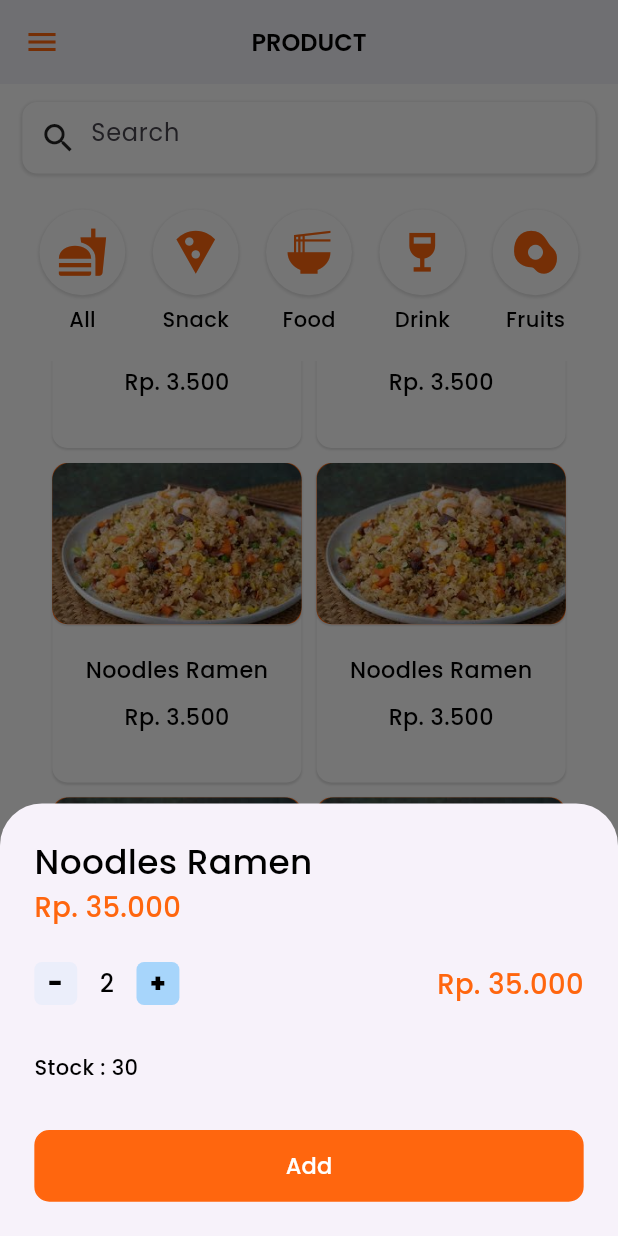
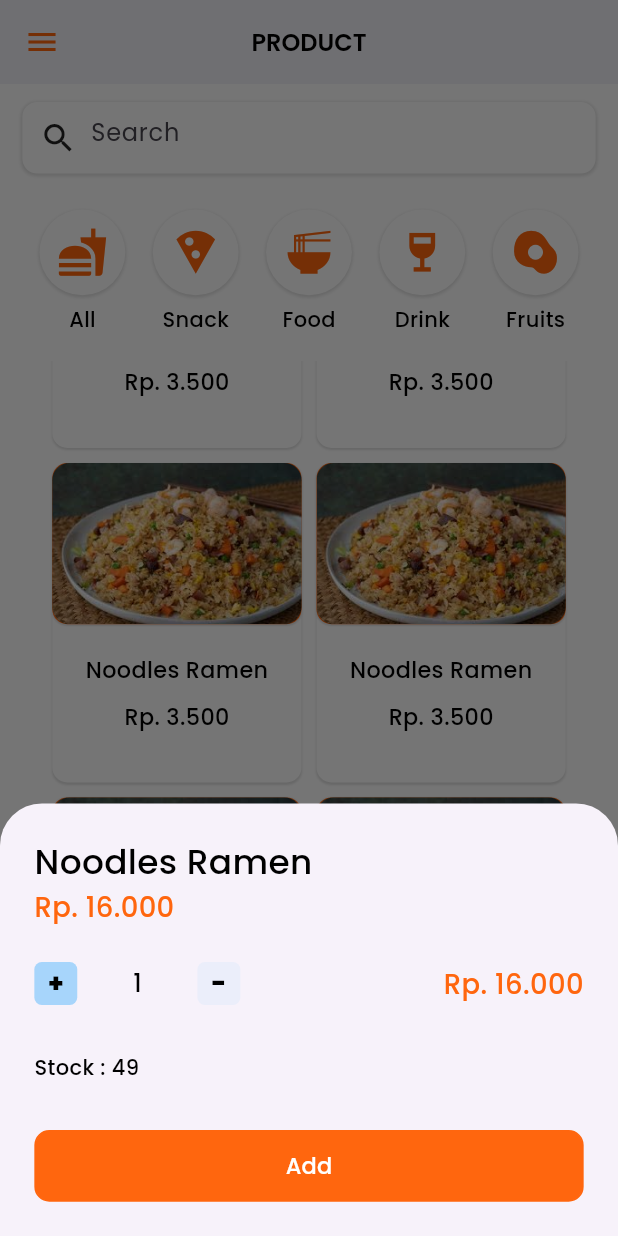
Before and after one commit to fkihai/kasirku, a Flutter app: the ProductPage screen opened by its route, scrolled down 398 dp, after a tap on "Noodles Ramen", on a phone screen of 412 x 824 dp. Run offline on Flutter 3.47's test engine with Material 3 defaults, Android fonts, the phone set to English and light mode, and no system bars; our stand-ins replace fl_chart, flutter_riverpod, flutter_screenutil, go_router.

Commit message:
feed: implement state count product qty

```diff
--- a/lib/main.dart
+++ b/lib/main.dart
@@ -1,6 +1,7 @@
 import 'package:flutter/material.dart';
+import 'package:flutter_riverpod/flutter_riverpod.dart';
 import 'src/my_app.dart';
 
 void main() {
-  runApp(const MyApp());
+  runApp(const ProviderScope(child: MyApp()));
 }
--- a/lib/src/features/product/presentation/page/product_page.dart
+++ b/lib/src/features/product/presentation/page/product_page.dart
@@ -1,6 +1,5 @@
 import 'package:flutter/material.dart';
 import 'package:flutter_screenutil/flutter_screenutil.dart';
-import 'package:kasirku/src/constant/colors.dart';
 import 'package:kasirku/src/core/widgets/drawer_widget.dart';
 import 'package:kasirku/src/features/product/presentation/widget/item_total.dart';
 import 'package:kasirku/src/features/product/presentation/widget/search_field.dart';
@@ -62,7 +61,7 @@ class ProductPage extends StatelessWidget {
                 ],
               ),
             ),
-            const ItemTotal(totalItem: 2, totalPrice: 956000)
+            const ItemTotal(totalItem: 2, totalPrice: 956000),
           ],
         ),
       ),
--- /dev/null
+++ b/lib/src/features/product/presentation/riverpod/counter.dart
@@ -0,0 +1,30 @@
+import 'package:flutter_riverpod/flutter_riverpod.dart';
+
+class CountNotifier extends StateNotifier<int> {
+  int _maxLimit;
+
+  CountNotifier(this._maxLimit) : super(1);
+  void increment() {
+    state++;
+    if (state > _maxLimit) state = _maxLimit;
+  }
+
+  void decrement() {
+    state--;
+    if (state < 1) state = 1;
+  }
+
+  void setLimit(int newLimit) {
+    _maxLimit = newLimit;
+  }
+
+  void reset() {
+    state = 1;
+  }
+}
+
+final countProvider =
+    StateNotifierProvider.autoDispose<CountNotifier, int>((ref) {
+  final countNotifier = CountNotifier(1);
+  return countNotifier;
+});
--- a/lib/src/features/product/presentation/widget/detail_product.dart
+++ b/lib/src/features/product/presentation/widget/detail_product.dart
@@ -1,19 +1,25 @@
 import 'package:flutter/material.dart';
+import 'package:flutter_riverpod/flutter_riverpod.dart';
 import 'package:flutter_screenutil/flutter_screenutil.dart';
 import 'package:go_router/go_router.dart';
 import 'package:kasirku/src/core/utils/int_ext.dart';
-import 'package:kasirku/src/core/widgets/space_width.dart';
 import 'package:kasirku/src/core/widgets/text_button_custom.dart';
 import 'package:kasirku/src/features/product/presentation/widget/add_quantity.dart';
 
 import '../../../../constant/colors.dart';
 import '../../../../core/widgets/space_height.dart';
+import '../riverpod/counter.dart';
 
-void showCustomModalBottomSheet(BuildContext context) {
-  showModalBottomSheet(
-    isScrollControlled: true,
-    context: context,
-    builder: (context) {
+class DetailProduct extends ConsumerWidget {
+  const DetailProduct({super.key, required this.price, required this.stock});
+  final int price;
+  final int stock;
+
+  @override
+  Widget build(BuildContext context, WidgetRef ref) {
+    final count = ref.watch(countProvider);
+    ref.read(countProvider.notifier).setLimit(stock);
+
     return SizedBox(
       width: double.infinity,
       height: 0.35.sh,
@@ -23,25 +29,42 @@ void showCustomModalBottomSheet(BuildContext context) {
           crossAxisAlignment: CrossAxisAlignment.start,
           children: [
             Text('Noodles Ramen', style: TextStyle(fontSize: 20.sp)),
-              Text(35000.currenycyFormatRp,
+            Text(price.currenycyFormatRp,
                 style: TextStyle(fontSize: 16.sp, color: AppColors.primary)),
             SpaceHeight(height: 20.h),
             Row(
               children: [
-                  const AddQuantity(),
-                  const SpaceWidth(width: 15),
-                  Text('2', style: TextStyle(fontSize: 14.sp)),
-                  const SpaceWidth(width: 15),
-                  const AddQuantity(increment: true),
+                SizedBox(
+                  width: 120.w,
+                  child: Row(
+                    children: [
+                      InkWell(
+                        child: const AddQuantity(increment: true),
+                        onTap: () {
+                          ref.read(countProvider.notifier).increment();
+                        },
+                      ),
+                      const Spacer(),
+                      Text('$count', style: TextStyle(fontSize: 14.sp)),
+                      const Spacer(),
+                      InkWell(
+                        onTap: () {
+                          ref.read(countProvider.notifier).decrement();
+                        },
+                        child: const AddQuantity(),
+                      ),
+                    ],
+                  ),
+                ),
                 const Spacer(),
                 Text(
-                    35000.currenycyFormatRp,
+                  (price * count).currenycyFormatRp,
                   style: TextStyle(fontSize: 16.sp, color: AppColors.primary),
                 ),
               ],
             ),
             const Spacer(),
-              const Text('Stock : 30'),
+            Text('Stock : ${stock - count}'),
             const Spacer(),
             TextButtonCustom(
               title: 'Add',
@@ -53,6 +76,5 @@ void showCustomModalBottomSheet(BuildContext context) {
         ),
       ),
     );
-    },
-  );
   }
+}
--- a/lib/src/features/product/presentation/widget/product_menu.dart
+++ b/lib/src/features/product/presentation/widget/product_menu.dart
@@ -1,4 +1,5 @@
 import 'package:flutter/material.dart';
+import 'package:flutter_riverpod/flutter_riverpod.dart';
 import 'package:flutter_screenutil/flutter_screenutil.dart';
 import 'package:kasirku/src/core/utils/int_ext.dart';
 
@@ -7,14 +8,21 @@ import '../../../../core/assets/assets.dart';
 import '../../../../core/widgets/space_height.dart';
 import 'detail_product.dart';
 
-class ProductMenu extends StatelessWidget {
+class ProductMenu extends ConsumerWidget {
   const ProductMenu({super.key});
 
   @override
-  Widget build(BuildContext context) {
+  Widget build(BuildContext context, WidgetRef ref) {
     return GestureDetector(
       onTap: () {
-        showCustomModalBottomSheet(context);
+        showModalBottomSheet(
+          isScrollControlled: true,
+          context: context,
+          builder: (context) => const DetailProduct(
+            price: 16000,
+            stock: 50,
+          ),
+        );
       },
       child: Container(
         decoration: BoxDecoration(
```
Also changed, not shown: lib/src/features/product/presentation/widget/item_cart.dart (+6 -3 lines), 1 other file. Lines whose indentation alone changed are shown as unchanged.
